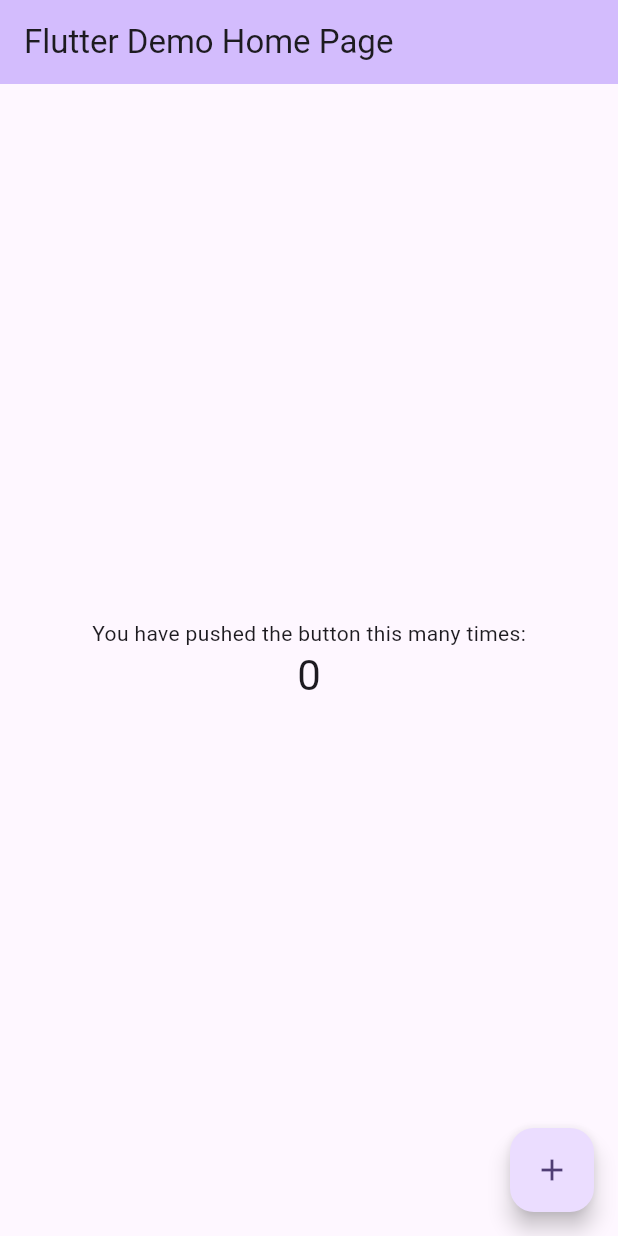
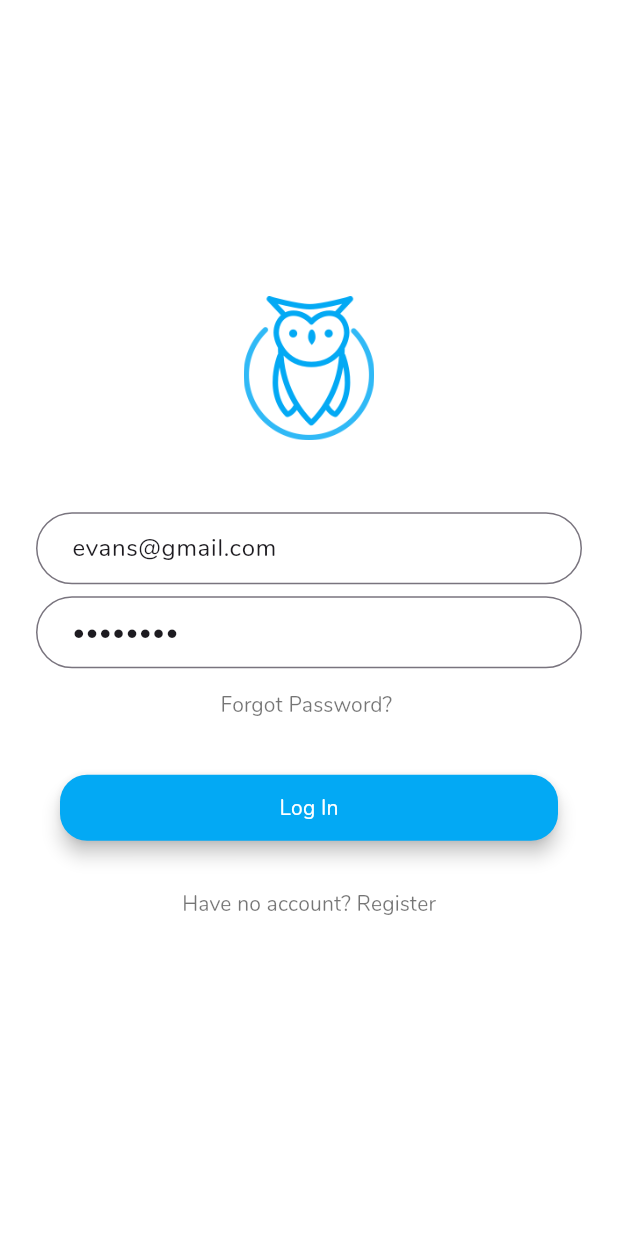
Before and after one commit to evansmwenda/FireChat, a Flutter app: the screen it shows after launch, on a phone screen of 412 x 824 dp. Run offline on Flutter 3.47's test engine with Material 2 defaults, Android fonts, the phone set to English and light mode, and no system bars.

Commit message:
added ui screens

```diff
--- a/lib/main.dart
+++ b/lib/main.dart
@@ -1,3 +1,4 @@
+import 'package:firechatt/ui/auth/login_page.dart';
 import 'package:flutter/material.dart';
 
 void main() {
@@ -11,115 +12,13 @@ class MyApp extends StatelessWidget {
   @override
   Widget build(BuildContext context) {
     return MaterialApp(
-      title: 'Flutter Demo',
+      debugShowCheckedModeBanner: false,
       theme: ThemeData(
-        // This is the theme of your application.
-        //
-        // TRY THIS: Try running your application with "flutter run". You'll see
-        // the application has a blue toolbar. Then, without quitting the app,
-        // try changing the seedColor in the colorScheme below to Colors.green
-        // and then invoke "hot reload" (save your changes or press the "hot
-        // reload" button in a Flutter-supported IDE, or press "r" if you used
-        // the command line to start the app).
-        //
-        // Notice that the counter didn't reset back to zero; the application
-        // state is not lost during the reload. To reset the state, use hot
-        // restart instead.
-        //
-        // This works for code too, not just values: Most code changes can be
-        // tested with just a hot reload.
-        colorScheme: ColorScheme.fromSeed(seedColor: Colors.deepPurple),
+        primarySwatch: Colors.lightBlue,
         useMaterial3: true,
+        fontFamily: 'Nunito'
       ),
-      home: const MyHomePage(title: 'Flutter Demo Home Page'),
+      home: LoginPage()
     );
   }
 }
-
-class MyHomePage extends StatefulWidget {
-  const MyHomePage({super.key, required this.title});
-
-  // This widget is the home page of your application. It is stateful, meaning
-  // that it has a State object (defined below) that contains fields that affect
-  // how it looks.
-
-  // This class is the configuration for the state. It holds the values (in this
-  // case the title) provided by the parent (in this case the App widget) and
-  // used by the build method of the State. Fields in a Widget subclass are
-  // always marked "final".
-
-  final String title;
-
-  @override
-  State<MyHomePage> createState() => _MyHomePageState();
-}
-
-class _MyHomePageState extends State<MyHomePage> {
-  int _counter = 0;
-
-  void _incrementCounter() {
-    setState(() {
-      // This call to setState tells the Flutter framework that something has
-      // changed in this State, which causes it to rerun the build method below
-      // so that the display can reflect the updated values. If we changed
-      // _counter without calling setState(), then the build method would not be
-      // called again, and so nothing would appear to happen.
-      _counter++;
-    });
-  }
-
-  @override
-  Widget build(BuildContext context) {
-    // This method is rerun every time setState is called, for instance as done
-    // by the _incrementCounter method above.
-    //
-    // The Flutter framework has been optimized to make rerunning build methods
-    // fast, so that you can just rebuild anything that needs updating rather
-    // than having to individually change instances of widgets.
-    return Scaffold(
-      appBar: AppBar(
-        // TRY THIS: Try changing the color here to a specific color (to
-        // Colors.amber, perhaps?) and trigger a hot reload to see the AppBar
-        // change color while the other colors stay the same.
-        backgroundColor: Theme.of(context).colorScheme.inversePrimary,
-        // Here we take the value from the MyHomePage object that was created by
-        // the App.build method, and use it to set our appbar title.
-        title: Text(widget.title),
-      ),
-      body: Center(
-        // Center is a layout widget. It takes a single child and positions it
-        // in the middle of the parent.
-        child: Column(
-          // Column is also a layout widget. It takes a list of children and
-          // arranges them vertically. By default, it sizes itself to fit its
-          // children horizontally, and tries to be as tall as its parent.
-          //
-          // Column has various properties to control how it sizes itself and
-          // how it positions its children. Here we use mainAxisAlignment to
-          // center the children vertically; the main axis here is the vertical
-          // axis because Columns are vertical (the cross axis would be
-          // horizontal).
-          //
-          // TRY THIS: Invoke "debug painting" (choose the "Toggle Debug Paint"
-          // action in the IDE, or press "p" in the console), to see the
-          // wireframe for each widget.
-          mainAxisAlignment: MainAxisAlignment.center,
-          children: <Widget>[
-            const Text(
-              'You have pushed the button this many times:',
-            ),
-            Text(
-              '$_counter',
-              style: Theme.of(context).textTheme.headlineMedium,
-            ),
-          ],
-        ),
-      ),
-      floatingActionButton: FloatingActionButton(
-        onPressed: _incrementCounter,
-        tooltip: 'Increment',
-        child: const Icon(Icons.add),
-      ), // This trailing comma makes auto-formatting nicer for build methods.
-    );
-  }
-}
--- /dev/null
+++ b/lib/ui/auth/login_page.dart
@@ -0,0 +1,105 @@
+import 'package:flutter/material.dart';
+
+class LoginPage extends StatefulWidget {
+  static String tag = "login-page";
+  const LoginPage({super.key});
+
+  @override
+  State<LoginPage> createState() => _LoginPageState();
+}
+
+class _LoginPageState extends State<LoginPage> {
+  final logo = Hero(
+    tag: 'hero',
+    child: CircleAvatar(
+      backgroundColor: Colors.transparent,
+      radius: 48.0,
+      child: Image.asset('assets/logo.png'),
+    ),
+  );
+
+  final email = TextFormField(
+    keyboardType: TextInputType.emailAddress,
+    autofocus: false,
+    initialValue: 'evans@gmail.com',
+    decoration: InputDecoration(
+      hintText: 'Email',
+      contentPadding: EdgeInsets.fromLTRB(20, 10, 20, 10),
+      border: OutlineInputBorder(
+        borderRadius: BorderRadius.circular(32.0)
+      )
+    ),
+  );
+
+  final password = TextFormField(
+    keyboardType: TextInputType.visiblePassword,
+    autofocus: false,
+    obscureText: true,
+    initialValue: 'password',
+    decoration: InputDecoration(
+        hintText: 'Password',
+        contentPadding: const EdgeInsets.fromLTRB(20, 10, 20, 10),
+        border: OutlineInputBorder(
+            borderRadius: BorderRadius.circular(32.0)
+        )
+    ),
+  );
+
+  final loginButton = Padding(
+    padding: const EdgeInsets.all(16),
+    child: ElevatedButton(
+        style: ButtonStyle(
+            padding: MaterialStateProperty.all(const EdgeInsets.symmetric(vertical: 12)),
+            elevation: MaterialStateProperty.all(5),
+            backgroundColor: MaterialStateProperty.all(Colors.lightBlue),
+            shape: MaterialStateProperty.all<RoundedRectangleBorder>(
+                RoundedRectangleBorder(
+                    borderRadius: BorderRadius.circular(18.0),
+                )
+            )
+        ),
+        onPressed: () {
+        // Navigator.of(context).pushNamed(HomePage.tag);
+      },
+      child: const Text('Log In', style: TextStyle(color: Colors.white)),
+    ),
+  );
+
+  final forgotLabel = TextButton(
+    onPressed: (){},
+    child: const Text("Forgot Password? ",style:TextStyle(
+      color: Colors.black54,
+    )),
+  );
+
+  final registerLabel = TextButton(
+    onPressed: (){},
+    child: const Text("Have no account? Register",style:TextStyle(
+      color: Colors.black54,
+    )),
+  );
+
+  @override
+  Widget build(BuildContext context) {
+    return Scaffold(
+      backgroundColor: Colors.white,
+      body: Center(
+        child: ListView(
+          shrinkWrap: true,
+          padding: EdgeInsets.only(left: 24,right: 24.0),
+          children: [
+            logo,
+            const SizedBox(height: 48.0,),
+            email,
+            const SizedBox(height: 8.0,),
+            password,
+            forgotLabel,
+            const SizedBox(height: 5.0,),
+            loginButton,
+            registerLabel,
+          ],
+        ),
+      ),
+    );
+  }
+}
--- /dev/null
+++ b/lib/ui/auth/register_page.dart
@@ -0,0 +1,99 @@
+import 'package:flutter/material.dart';
+
+class LoginPage extends StatefulWidget {
+  static String tag = "login-page";
+  const LoginPage({super.key});
+
+  @override
+  State<LoginPage> createState() => _LoginPageState();
+}
+
+class _LoginPageState extends State<LoginPage> {
+  final logo = Hero(
+    tag: 'hero',
+    child: CircleAvatar(
+      backgroundColor: Colors.transparent,
+      radius: 48.0,
+      child: Image.asset('assets/logo.png'),
+    ),
+  );
+
+  final email = TextFormField(
+    keyboardType: TextInputType.emailAddress,
+    autofocus: false,
+    initialValue: 'evans@gmail.com',
+    decoration: InputDecoration(
+      hintText: 'Email',
+      contentPadding: EdgeInsets.fromLTRB(20, 10, 20, 10),
+      border: OutlineInputBorder(
+        borderRadius: BorderRadius.circular(32.0)
+      )
+    ),
+  );
+
+  final password = TextFormField(
+    keyboardType: TextInputType.visiblePassword,
+    autofocus: false,
+    obscureText: true,
+    initialValue: 'password',
+    decoration: InputDecoration(
+        hintText: 'Password',
+        contentPadding: const EdgeInsets.fromLTRB(20, 10, 20, 10),
+        border: OutlineInputBorder(
+            borderRadius: BorderRadius.circular(32.0)
+        )
+    ),
+  );
+
+  final loginButton = Padding(
+    padding: const EdgeInsets.symmetric(vertical: 16),
+    child: ElevatedButton(
+        style: ButtonStyle(
+            padding: MaterialStateProperty.all(const EdgeInsets.symmetric(vertical: 12)),
+            elevation: MaterialStateProperty.all(5),
+            backgroundColor: MaterialStateProperty.all(Colors.lightBlue),
+
+            shape: MaterialStateProperty.all<RoundedRectangleBorder>(
+                RoundedRectangleBorder(
+                    borderRadius: BorderRadius.circular(18.0),
+                )
+            )
+        ),
+        onPressed: () {
+        // Navigator.of(context).pushNamed(HomePage.tag);
+      },
+      child: const Text('Log In', style: TextStyle(color: Colors.white)),
+    ),
+  );
+
+  final forgotLabel = TextButton(
+    onPressed: (){},
+    child: Text("Forgot Password? ",style:TextStyle(
+      color: Colors.black54,
+    )),
+  );
+
+  @override
+  Widget build(BuildContext context) {
+    return Scaffold(
+      backgroundColor: Colors.white,
+      body: Center(
+        child: ListView(
+          shrinkWrap: true,
+          padding: EdgeInsets.only(left: 24,right: 24.0),
+          children: [
+            logo,
+            SizedBox(height: 48.0,),
+            email,
+            SizedBox(height: 8.0,),
+            password,
+            SizedBox(height: 15.0,),
+            loginButton,
+            SizedBox(height: 24.0,),
+            forgotLabel,
+          ],
+        ),
+      ),
+    );
+  }
+}
--- /dev/null
+++ b/lib/ui/home_page.dart
@@ -0,0 +1,21 @@
+import 'package:flutter/material.dart';
+
+class HomePage extends StatefulWidget {
+  static String tag = "home-page";
+  const HomePage({super.key});
+
+  @override
+  State<HomePage> createState() => _HomePageState();
+}
+
+class _HomePageState extends State<HomePage> {
+  @override
+  Widget build(BuildContext context) {
+    return Scaffold(
+      appBar: AppBar(title: Text("Home")),
+      body: Center(
+        child: Text("Home Page",style: TextStyle(fontSize: 43),),
+      ),
+    );
+  }
+}
--- /dev/null
+++ b/lib/ui/widgets/form_widgets.dart
@@ -0,0 +1,23 @@
+import 'package:flutter/material.dart';
+
+class MyTextInputField extends StatelessWidget {
+  TextInputType textInputType;
+
+  const MyTextInputField({super.key});
+
+  @override
+  Widget build(BuildContext context) {
+    return TextFormField(
+      keyboardType: TextInputType.emailAddress,
+      autofocus: false,
+      initialValue: 'evans@gmail.com',
+      decoration: InputDecoration(
+          hintText: 'Email',
+          contentPadding: EdgeInsets.fromLTRB(20, 10, 20, 10),
+          border: OutlineInputBorder(
+              borderRadius: BorderRadius.circular(32.0)
+          )
+      ),
+    );
+  }
+}
```
Also changed, not shown: pubspec.yaml (+6 -6 lines), assets/Nunito.ttf (added), assets/alucard.jpg (added), assets/logo.png (added).
